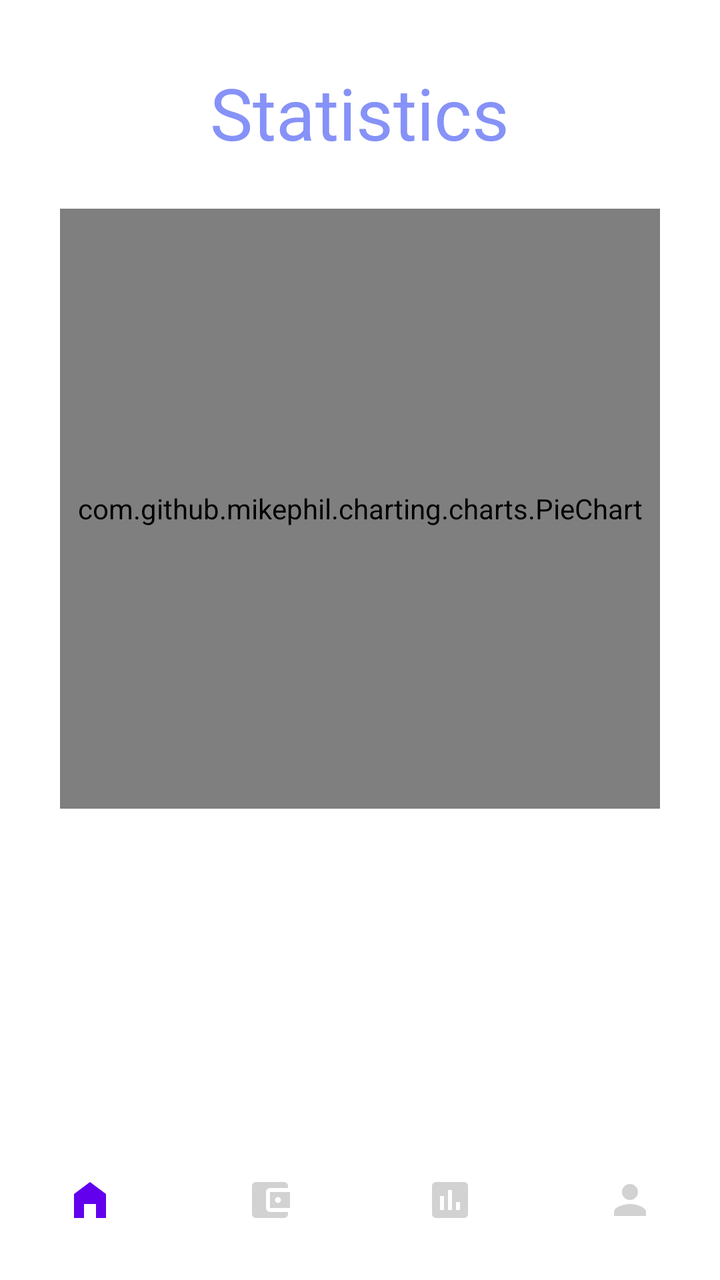
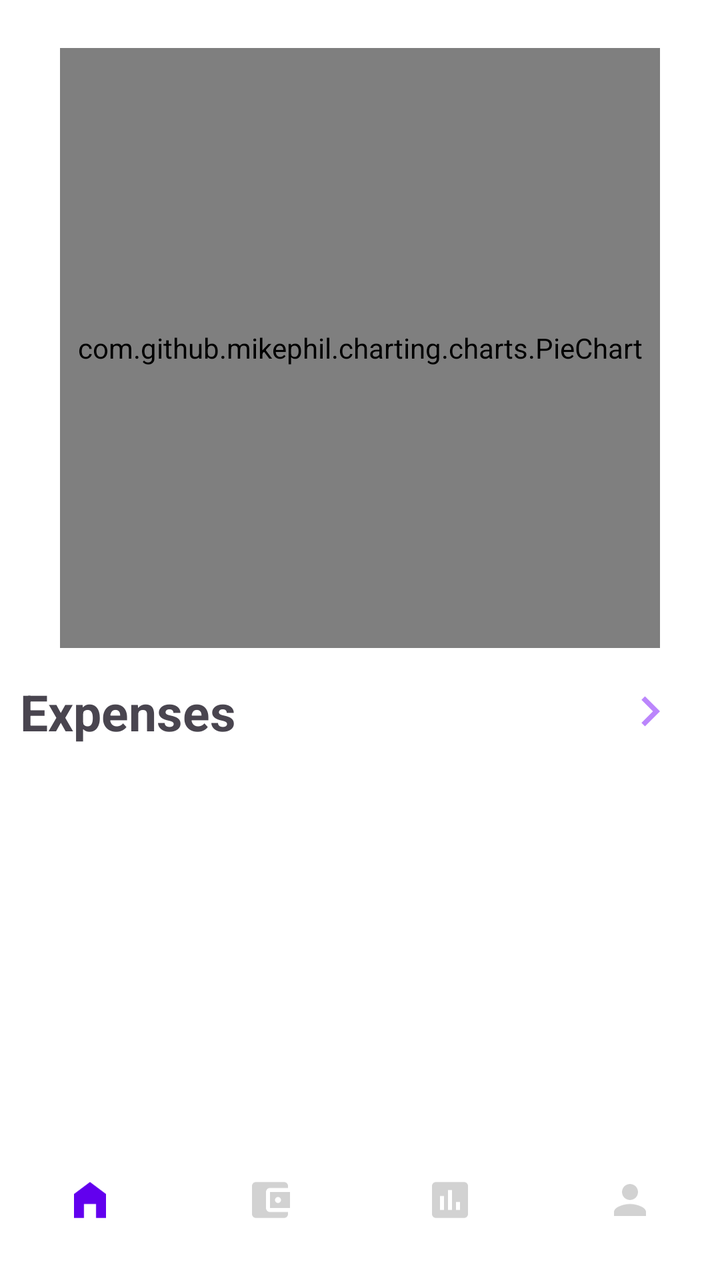

Before-and-after screenshots of an Android layout around one commit, followed by the original layout XML and the change that was made.
<!-- AndroidManifest.xml: application theme Theme.Bankify -->
<!-- res/layout/fragment_stats.xml -->
<?xml version="1.0" encoding="utf-8"?>
<RelativeLayout xmlns:android="http://schemas.android.com/apk/res/android"
    xmlns:app="http://schemas.android.com/apk/res-auto"
    xmlns:tools="http://schemas.android.com/tools"
    android:layout_width="match_parent"
    android:layout_height="match_parent"
    android:background="@color/white"
    tools:context=".fragments.StatsPage">

    <TextView
        android:layout_width="wrap_content"
        android:layout_height="wrap_content"
        android:text="Statistics"
        android:textSize="36sp"
        android:textColor="@color/lavender"
        android:layout_centerHorizontal="true"
        android:layout_marginTop="32dp"
        android:id="@+id/statsTitle"/>

    <com.github.mikephil.charting.charts.PieChart
        android:id="@+id/pieChart"
        android:layout_width="300dp"
        android:layout_height="300dp"
        android:layout_below="@id/statsTitle"
        android:layout_centerHorizontal="true"
        android:layout_marginTop="24dp"/>

    <com.google.android.material.bottomnavigation.BottomNavigationView
        android:layout_width="match_parent"
        android:layout_height="wrap_content"
        android:id="@+id/bottomNavigationView"
        android:layout_alignParentBottom="true"
        android:background="@drawable/bg_bottom"
        android:elevation="2dp"
        app:menu="@menu/bottom_menu"
        app:itemIconSize="24dp"
        app:itemIconTint="@drawable/selector_item"
        app:itemRippleColor="@android:color/transparent"
        app:labelVisibilityMode="unlabeled" />

</RelativeLayout>
<!-- resources referenced by this layout -->
<resources>
  <color name="lavender">#8692F7</color>
  <color name="white">#FFFFFFFF</color>
  <!-- drawable bg_bottom (drawable) -->
  <?xml version="1.0" encoding="utf-8"?>
  <shape xmlns:android="http://schemas.android.com/apk/res/android" android:shape="rectangle">
      <solid android:color="@color/white" />
      <corners android:radius="0dp" />
      <padding android:left="0dp" android:top="0dp" android:right="0dp" android:bottom="0dp" />
      <stroke android:width="0dp" android:color="@android:color/transparent" />
  </shape>
  <!-- drawable selector_item (drawable) -->
  <?xml version="1.0" encoding="utf-8"?>
  <selector xmlns:android="http://schemas.android.com/apk/res/android">
      <item
          android:state_selected="true"
          android:color="@color/purple_500"/>
  
      <item
          android:state_selected="false"
          android:color="@color/grey"/>
  </selector>
  <style name="Theme.Bankify" parent="Base.Theme.Bankify" />
  <color name="purple_500">#FF6200EE</color>
  <color name="grey">#d2d2d2</color>
  <style name="Base.Theme.Bankify" parent="Theme.Material3.DayNight.NoActionBar">
          
           <item name="colorPrimary">@color/lavender</item>
           <item name="colorPrimaryVariant">@color/lavender</item>
           <item name="colorOnPrimary">@color/white</item>
          
          <item name="colorSecondary">@color/teal_200</item>
          <item name="colorSecondaryVariant">@color/teal_700</item>
          <item name="colorOnSecondary">@color/black</item>
          
          <item name="android:statusBarColor">@android:color/white</item>
          <item name="android:windowLightStatusBar">true</item>
          <item name="android:windowTranslucentStatus">true</item>
      </style>
  <color name="teal_200">#FF03DAC5</color>
  <color name="teal_700">#FF018786</color>
  <color name="black">#FF000000</color>
</resources>

<!-- the commit's change to res/layout/fragment_stats.xml (unified diff, before → after) -->
@@ -1,41 +1,67 @@
 <?xml version="1.0" encoding="utf-8"?>
-<RelativeLayout xmlns:android="http://schemas.android.com/apk/res/android"
-    xmlns:app="http://schemas.android.com/apk/res-auto"
-    xmlns:tools="http://schemas.android.com/tools"
-    android:layout_width="match_parent"
-    android:layout_height="match_parent"
-    android:background="@color/white"
-    tools:context=".fragments.StatsPage">
+        <RelativeLayout xmlns:android="http://schemas.android.com/apk/res/android"
+            xmlns:app="http://schemas.android.com/apk/res-auto"
+            xmlns:tools="http://schemas.android.com/tools"
+            android:layout_width="match_parent"
+            android:layout_height="match_parent"
+            android:background="@color/white"
+            tools:context=".fragments.StatsPage">
 
-    <TextView
-        android:layout_width="wrap_content"
-        android:layout_height="wrap_content"
-        android:text="Statistics"
-        android:textSize="36sp"
-        android:textColor="@color/lavender"
-        android:layout_centerHorizontal="true"
-        android:layout_marginTop="32dp"
-        android:id="@+id/statsTitle"/>
+            <ScrollView
+                android:layout_width="match_parent"
+                android:layout_height="match_parent"
+                android:fillViewport="true">
 
-    <com.github.mikephil.charting.charts.PieChart
-        android:id="@+id/pieChart"
-        android:layout_width="300dp"
-        android:layout_height="300dp"
-        android:layout_below="@id/statsTitle"
-        android:layout_centerHorizontal="true"
-        android:layout_marginTop="24dp"/>
+                <LinearLayout
+                    android:layout_width="match_parent"
+                    android:layout_height="wrap_content"
+                    android:orientation="vertical"
+                    android:paddingHorizontal="10dp"
+                    android:gravity="center_horizontal">
 
-    <com.google.android.material.bottomnavigation.BottomNavigationView
-        android:layout_width="match_parent"
-        android:layout_height="wrap_content"
-        android:id="@+id/bottomNavigationView"
-        android:layout_alignParentBottom="true"
-        android:background="@drawable/bg_bottom"
-        android:elevation="2dp"
-        app:menu="@menu/bottom_menu"
-        app:itemIconSize="24dp"
-        app:itemIconTint="@drawable/selector_item"
-        app:itemRippleColor="@android:color/transparent"
-        app:labelVisibilityMode="unlabeled" />
+                    <com.github.mikephil.charting.charts.PieChart
+                        android:id="@+id/pieChart"
+                        android:layout_width="300dp"
+                        android:layout_height="300dp"
+                        android:layout_marginTop="24dp"/>
 
-</RelativeLayout>
+                    <LinearLayout
+                        android:id="@+id/statsTitle"
+                        android:layout_width="match_parent"
+                        android:layout_height="wrap_content"
+                        android:orientation="horizontal"
+                        android:layout_marginTop="15dp">
+                        <TextView
+                            android:layout_width="wrap_content"
+                            android:layout_height="wrap_content"
+                            android:layout_weight="1"
+                            android:text="Expenses"
+                            android:textSize="25sp"
+                            android:gravity="start"
+                            android:textStyle="bold"/>
+
+                        <ImageView
+                            android:layout_width="30dp"
+                            android:layout_height="30dp"
+                            android:layout_gravity="center_vertical|end"
+                            android:layout_marginRight="10dp"
+                            android:src="@drawable/ic_keyboard_arrow_right_24"
+                            android:contentDescription="Right Arrow"
+                            app:tint="@color/purple_200"/>
+                    </LinearLayout>
+                </LinearLayout>
+            </ScrollView>
+
+            <com.google.android.material.bottomnavigation.BottomNavigationView
+                android:layout_width="match_parent"
+                android:layout_height="wrap_content"
+                android:id="@+id/bottomNavigationView"
+                android:layout_alignParentBottom="true"
+                android:background="@drawable/bg_bottom"
+                android:elevation="2dp"
+                app:menu="@menu/bottom_menu"
+                app:itemIconSize="24dp"
+                app:itemIconTint="@drawable/selector_item"
+                app:itemRippleColor="@android:color/transparent"
+                app:labelVisibilityMode="unlabeled" />
+        </RelativeLayout>
<!-- resource entries referenced after the edit -->
@@ -1,6 +1,6 @@
 <!-- resources referenced by this layout -->
 <resources>
-  <color name="lavender">#8692F7</color>
+  <color name="purple_200">#FFBB86FC</color>
   <color name="white">#FFFFFFFF</color>
   <!-- drawable bg_bottom (drawable) -->
   <?xml version="1.0" encoding="utf-8"?>
@@ -10,6 +10,12 @@
       <padding android:left="0dp" android:top="0dp" android:right="0dp" android:bottom="0dp" />
       <stroke android:width="0dp" android:color="@android:color/transparent" />
   </shape>
+  <!-- drawable ic_keyboard_arrow_right_24 (drawable) -->
+  <vector xmlns:android="http://schemas.android.com/apk/res/android" android:autoMirrored="true" android:height="24dp" android:tint="#000000" android:viewportHeight="24" android:viewportWidth="24" android:width="24dp">
+        
+      <path android:fillColor="@android:color/white" android:pathData="M8.59,16.59L13.17,12 8.59,7.41 10,6l6,6 -6,6 -1.41,-1.41z"/>
+      
+  </vector>
   <!-- drawable selector_item (drawable) -->
   <?xml version="1.0" encoding="utf-8"?>
   <selector xmlns:android="http://schemas.android.com/apk/res/android">
@@ -38,6 +44,7 @@
           <item name="android:windowLightStatusBar">true</item>
           <item name="android:windowTranslucentStatus">true</item>
       </style>
+  <color name="lavender">#8692F7</color>
   <color name="teal_200">#FF03DAC5</color>
   <color name="teal_700">#FF018786</color>
   <color name="black">#FF000000</color>
